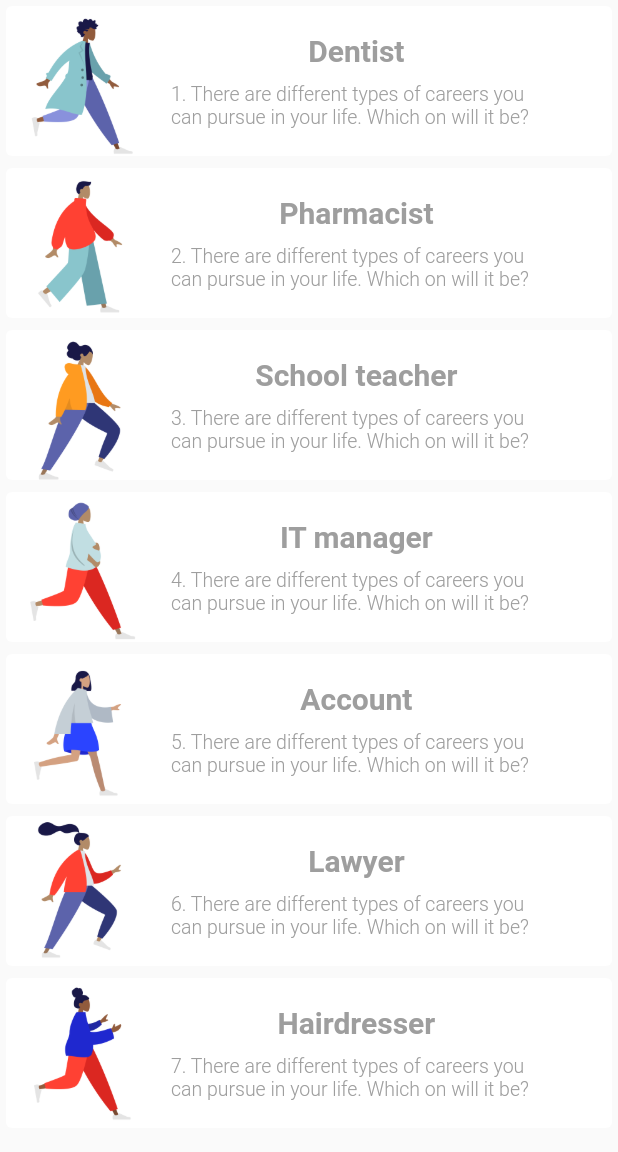
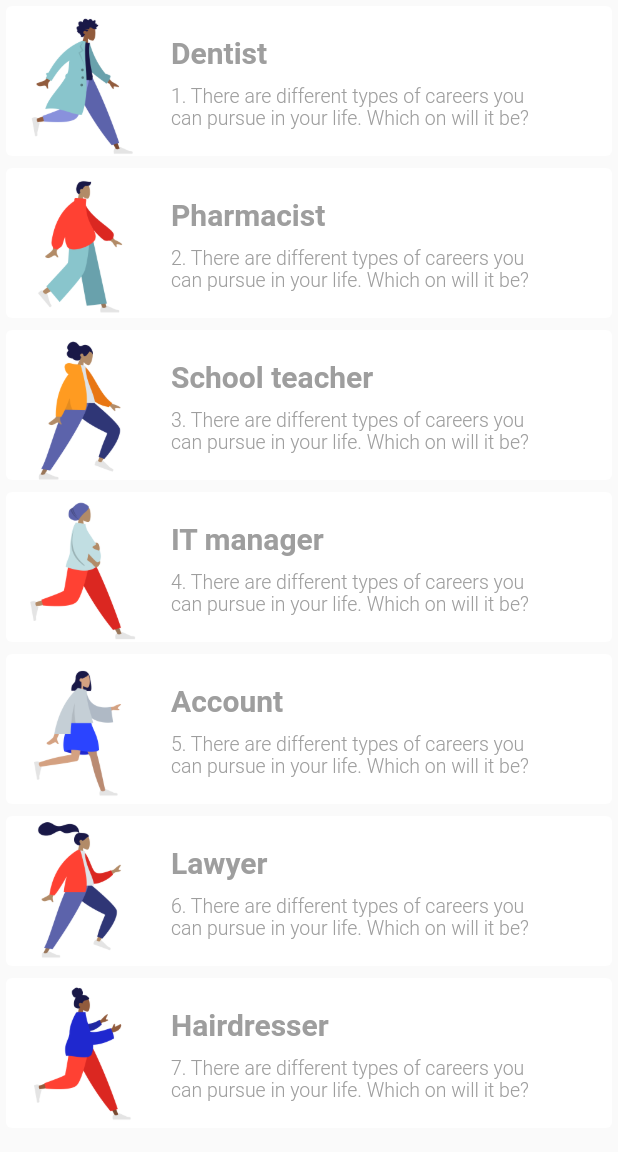
Before and after one commit to yeahsilver/flutter, a Flutter app: the screen it shows after launch, on a phone screen of 412 x 824 dp, the part 84-1236 px from its top. Run offline on Flutter 3.47's test engine with Material 2 defaults, Android fonts, the phone set to English and light mode, and no system bars; our stand-ins replace get, introduction_screen.

Commit message:
feat: list view 최종 구현 완료

```diff
--- a/list_view/lib/main.dart
+++ b/list_view/lib/main.dart
@@ -103,7 +103,9 @@ class _ListViewPageState extends State<ListViewPage> {
                 ),
               ),
               ElevatedButton.icon(
-                  onPressed: () {},
+                  onPressed: () {
+                    Navigator.pop(context);
+                  },
                   icon: const Icon(Icons.close),
                   label: const Text("Close"))
             ],
@@ -147,7 +149,11 @@ class _ListViewPageState extends State<ListViewPage> {
                   Padding(
                     padding: const EdgeInsets.all(10),
                     child: Column(
+                      crossAxisAlignment: CrossAxisAlignment.start,
                       children: [
+                        const SizedBox(
+                          height: 2,
+                        ),
                         Text(
                           titleList[index],
                           style: const TextStyle(
```
